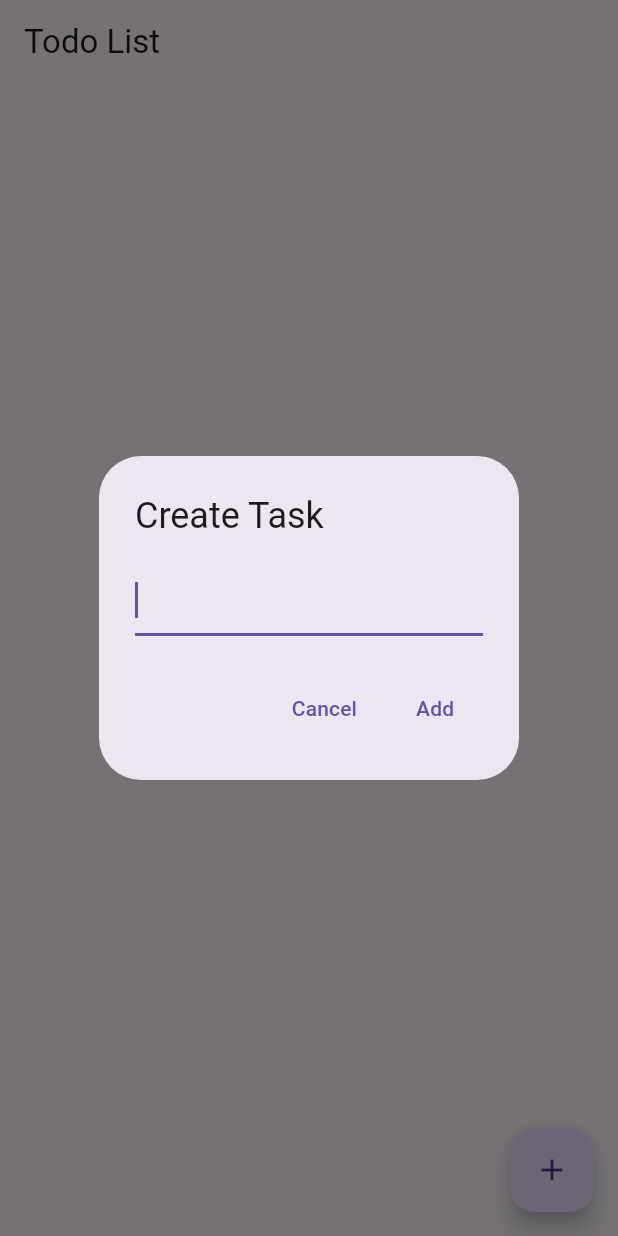
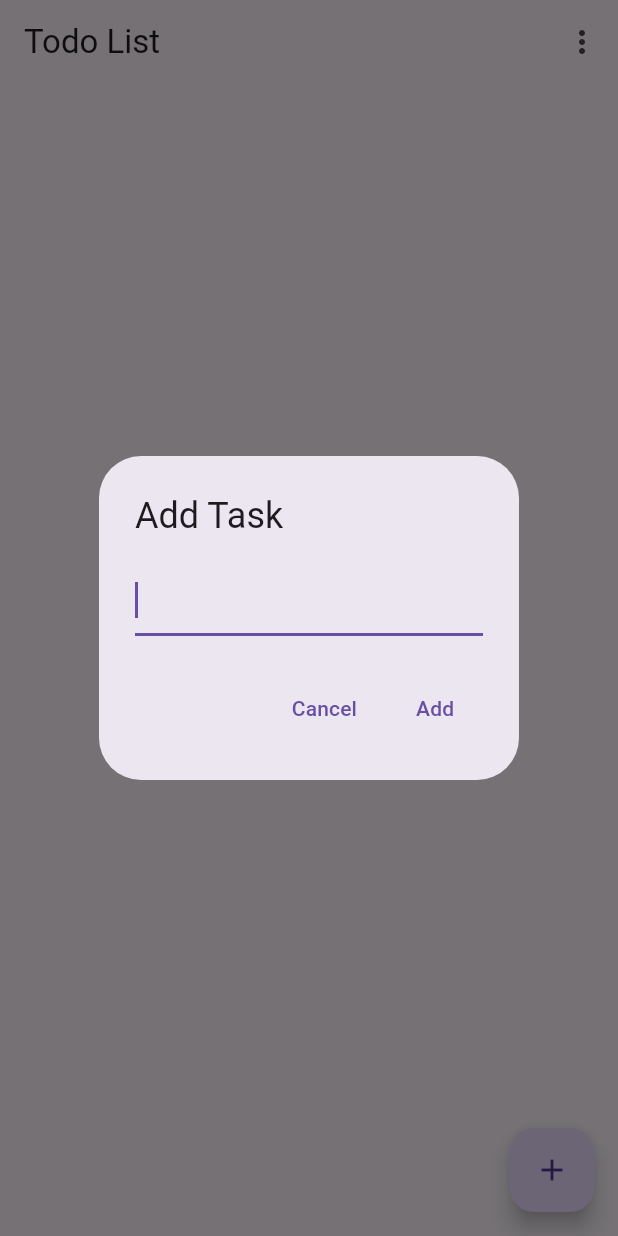
Before and after one commit to QuaternionDev/alchemy-todo, a Flutter app: the screen it shows after launch, after a tap on the "add" icon, on a phone screen of 412 x 824 dp. Run offline on Flutter 3.47's test engine with Material 3 defaults, Android fonts, the phone set to English and light mode, and no system bars.

Commit message:
Added 3 dot menu

```diff
--- a/alchemy_todo/lib/main.dart
+++ b/alchemy_todo/lib/main.dart
@@ -1,14 +1,14 @@
 import 'package:flutter/material.dart';
 
 void main() {
-  runApp(AlchemyToDo());
+  runApp(TodoApp());
 }
 
-class AlchemyToDo extends StatelessWidget {
+class TodoApp extends StatelessWidget {
   @override
   Widget build(BuildContext context) {
     return MaterialApp(
-      title: 'Alchemy To-Do',
+      title: 'Todo App',
       home: TodoScreen(),
     );
   }
@@ -27,6 +27,22 @@
     return Scaffold(
       appBar: AppBar(
         title: Text('Todo List'),
+        actions: [
+          PopupMenuButton(
+            itemBuilder: (BuildContext context) {
+              return [
+                PopupMenuItem(
+                  child: Text('Settings'),
+                  value: 'settings',
+                ),
+                PopupMenuItem(
+                  child: Text('About'),
+                  value: 'about',
+                ),
+              ];
+            },
+          ),
+        ],
       ),
       body: ListView.builder(
         itemCount: todos.length,
@@ -66,7 +82,7 @@
       context: context,
       builder: (BuildContext context) {
         return AlertDialog(
-          title: Text('Create Task'),
+          title: Text('Add Task'),
           content: TextField(
             controller: controller,
             autofocus: true,
```
